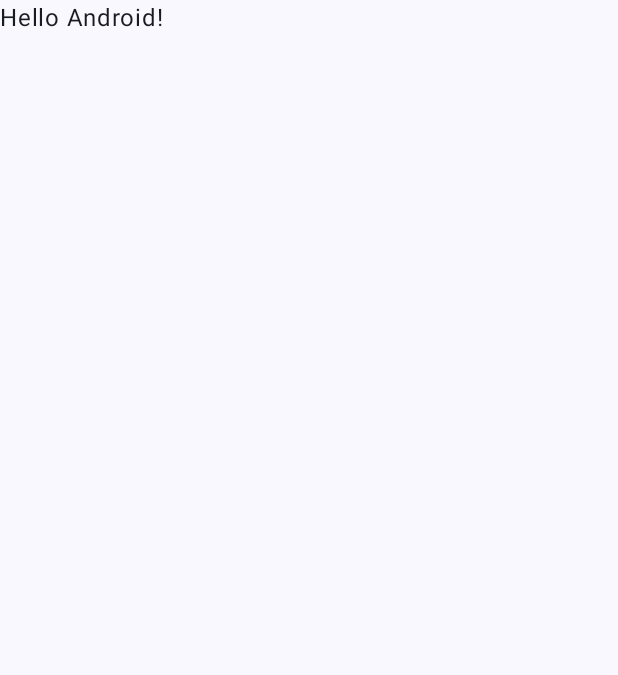
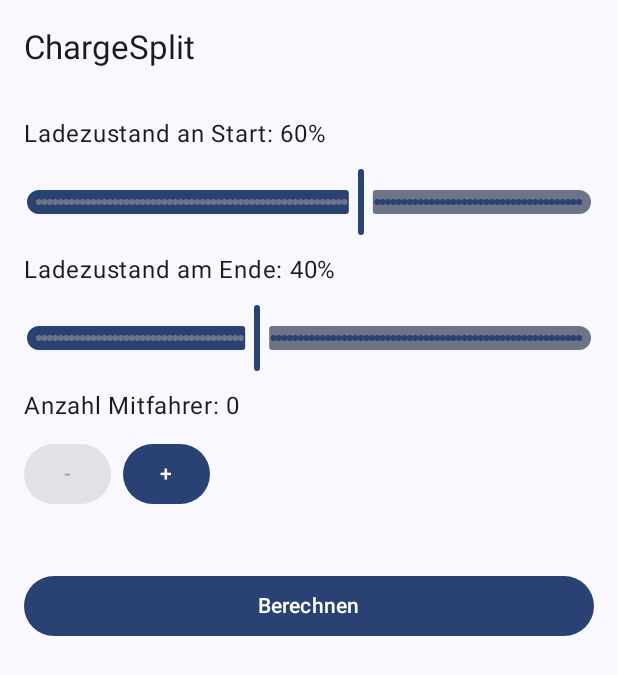
Before and after one commit to neuleo/ChargeSplit, an Android app built with Jetpack Compose: the screen it shows after launch (MainActivity), on a phone screen of 412 x 824 dp. Before the commit the part shown is almost empty. Shown: the top 675 px of the screen. Run offline under Robolectric (Android 15) with nearby library versions, the phone set to English and light mode, and no system bars.

```diff
--- a/app/src/main/java/com/neuleo/chargesplit/MainActivity.kt
+++ b/app/src/main/java/com/neuleo/chargesplit/MainActivity.kt
@@ -4,26 +4,28 @@ import android.os.Bundle
 import androidx.activity.ComponentActivity
 import androidx.activity.compose.setContent
 import androidx.activity.enableEdgeToEdge
-import androidx.compose.foundation.layout.fillMaxSize
-import androidx.compose.foundation.layout.padding
-import androidx.compose.material3.Scaffold
-import androidx.compose.material3.Text
-import androidx.compose.runtime.Composable
+import androidx.compose.foundation.layout.*
+import androidx.compose.material3.*
+import androidx.compose.runtime.*
+import androidx.compose.ui.Alignment
 import androidx.compose.ui.Modifier
-import androidx.compose.ui.tooling.preview.Preview
+import androidx.compose.ui.unit.dp
 import com.neuleo.chargesplit.ui.theme.ChargeSplitTheme
 
 class MainActivity : ComponentActivity() {
+    @OptIn(ExperimentalMaterial3Api::class)
     override fun onCreate(savedInstanceState: Bundle?) {
         super.onCreate(savedInstanceState)
         enableEdgeToEdge()
         setContent {
             ChargeSplitTheme {
-                Scaffold(modifier = Modifier.fillMaxSize()) { innerPadding ->
-                    Greeting(
-                        name = "Android",
-                        modifier = Modifier.padding(innerPadding)
-                    )
+                Scaffold(
+                    modifier = Modifier.fillMaxSize(),
+                    topBar = {
+                        TopAppBar(title = { Text("ChargeSplit") })
+                    }
+                ) { innerPadding ->
+                    ChargeSplitScreen(modifier = Modifier.padding(innerPadding))
                 }
             }
         }
@@ -31,17 +33,88 @@ class MainActivity : ComponentActivity() {
 }
 
 @Composable
-fun Greeting(name: String, modifier: Modifier = Modifier) {
-    Text(
-        text = "Hello $name!",
+fun ChargeSplitScreen(modifier: Modifier = Modifier) {
+    // Fest eingetragene Variablen
+    val batteryCapacity = 70f      // in kWh
+    val costPerKWh = 0.35f         // in Euro
+    val efficiency = 0.90f         // Ladeeffizienz
+
+    // Zustände für die Eingaben
+    var startSOC by remember { mutableStateOf(60f) }
+    var endSOC by remember { mutableStateOf(40f) }
+    var passengers by remember { mutableStateOf(0) }  // 0 bis 4 Mitfahrer
+    var resultText by remember { mutableStateOf("") }
+
+    // UI
+    Column(
         modifier = modifier
-    )
-}
+            .fillMaxSize()
+            .padding(16.dp),
+        verticalArrangement = Arrangement.spacedBy(12.dp)
+    ) {
+        Text(text = "Ladezustand an Start: ${startSOC.toInt()}%", style = MaterialTheme.typography.bodyLarge)
+        Slider(
+            value = startSOC,
+            onValueChange = { startSOC = it },
+            valueRange = 0f..100f,
+            steps = 98  // (100 - 0 - 1)
+        )
 
-@Preview(showBackground = true)
-@Composable
-fun GreetingPreview() {
-    ChargeSplitTheme {
-        Greeting("Android")
+        Text(text = "Ladezustand am Ende: ${endSOC.toInt()}%", style = MaterialTheme.typography.bodyLarge)
+        Slider(
+            value = endSOC,
+            onValueChange = { endSOC = it },
+            valueRange = 0f..100f,
+            steps = 98
+        )
+
+        Text(text = "Anzahl Mitfahrer: $passengers", style = MaterialTheme.typography.bodyLarge)
+        Row(
+            verticalAlignment = Alignment.CenterVertically,
+            horizontalArrangement = Arrangement.spacedBy(8.dp)
+        ) {
+            Button(
+                onClick = { if (passengers > 0) passengers-- },
+                enabled = passengers > 0
+            ) {
+                Text(text = "-")
+            }
+            Button(
+                onClick = { if (passengers < 4) passengers++ },
+                enabled = passengers < 4
+            ) {
+                Text(text = "+")
+            }
+        }
+
+        Spacer(modifier = Modifier.height(16.dp))
+        Button(
+            onClick = {
+                // Berechnung:
+                // Es wird davon ausgegangen, dass nur der Fall betrachtet wird,
+                // in dem der StartSOC größer als der EndSOC ist.
+                // Falls das nicht der Fall ist, wird deltaSOC als 0 angenommen.
+                val deltaSOC = (startSOC - endSOC).coerceAtLeast(0f)
+                // Benötigte kWh, um den verbrauchten Anteil wieder aufzuladen:
+                // Hinweis: Aufgrund der Ladeeffizienz muss mehr Energie eingekauft werden.
+                val requiredKWh = (deltaSOC / 100f * batteryCapacity) / efficiency
+                // Gesamtkosten:
+                val totalCost = requiredKWh * costPerKWh
+                // Kosten pro Person (ich + Mitfahrer):
+                val numPeople = passengers + 1
+                val costPerPerson = totalCost / numPeople
+
+                resultText = "Nachladen: %.2f kWh\nGesamtkosten: €%.2f\nKosten pro Person: €%.2f"
+                    .format(requiredKWh, totalCost, costPerPerson)
+            },
+            modifier = Modifier.fillMaxWidth()
+        ) {
+            Text("Berechnen")
+        }
+
+        Spacer(modifier = Modifier.height(16.dp))
+        if (resultText.isNotEmpty()) {
+            Text(text = resultText, style = MaterialTheme.typography.bodyLarge)
+        }
     }
 }
```
